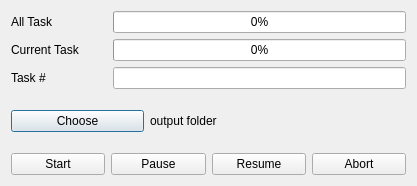
Above: gene-seq-control/gui/seq_manager.ui from cyanial/gene-seq-platform-control before the change. Below: the same form after it.
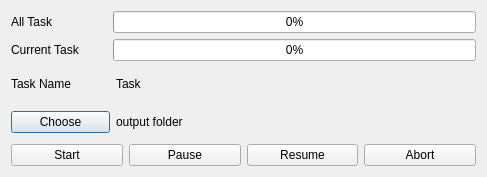
That is the form after the change.

Commit message: choose dir in seq manager

Diff of the .ui file:
```diff
--- a/gene-seq-control/gui/seq_manager.ui
+++ b/gene-seq-control/gui/seq_manager.ui
@@ -6,8 +6,8 @@
    <rect>
     <x>0</x>
     <y>0</y>
-    <width>417</width>
-    <height>186</height>
+    <width>487</width>
+    <height>177</height>
    </rect>
   </property>
   <property name="windowTitle">
@@ -73,12 +73,22 @@
         </size>
        </property>
        <property name="text">
-        <string>Task #</string>
+        <string>Task Name</string>
        </property>
       </widget>
      </item>
      <item>
-      <widget class="QLineEdit" name="allTaskNumberLineEdit"/>
+      <widget class="QLabel" name="currentTaskName">
+       <property name="minimumSize">
+        <size>
+         <width>360</width>
+         <height>0</height>
+        </size>
+       </property>
+       <property name="text">
+        <string>Task</string>
+       </property>
+      </widget>
      </item>
     </layout>
    </item>
@@ -95,7 +105,7 @@
       <widget class="QLabel" name="outputfolder">
        <property name="minimumSize">
         <size>
-         <width>256</width>
+         <width>360</width>
          <height>0</height>
         </size>
        </property>
```
The commit also changes 2 other files.
